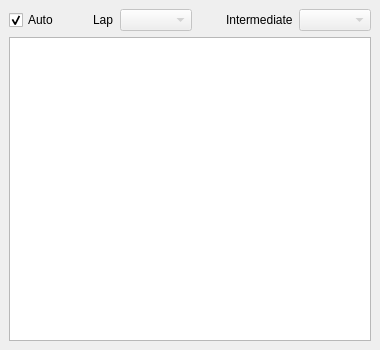
Before: the Qt Designer form src/forse/race_info/TelemetryDock.ui in Pesa/forse, drawn with Qt 5.
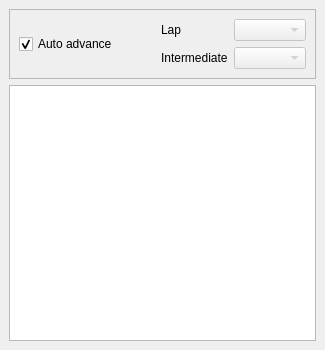
After: the same form once the commit is applied.

Commit message: [race_info] Slightly improved UI layout.

```diff
--- a/src/forse/race_info/TelemetryDock.ui
+++ b/src/forse/race_info/TelemetryDock.ui
@@ -6,7 +6,7 @@
    <rect>
     <x>0</x>
     <y>0</y>
-    <width>380</width>
+    <width>325</width>
     <height>350</height>
    </rect>
   </property>
@@ -19,11 +19,18 @@
   <widget class="QWidget" name="dockWidgetContents">
    <layout class="QVBoxLayout" name="verticalLayout">
     <item>
+     <widget class="QFrame" name="frame">
+      <property name="frameShape">
+       <enum>QFrame::StyledPanel</enum>
+      </property>
+      <property name="frameShadow">
+       <enum>QFrame::Sunken</enum>
+      </property>
      <layout class="QHBoxLayout" name="horizontalLayout">
       <item>
        <widget class="QCheckBox" name="autoCheckBox">
         <property name="text">
-         <string>Auto</string>
+          <string>Auto advance</string>
         </property>
         <property name="checked">
          <bool>true</bool>
@@ -47,40 +54,29 @@
        </spacer>
       </item>
       <item>
+        <layout class="QFormLayout" name="formLayout">
+         <item row="0" column="0">
        <widget class="QLabel" name="label">
         <property name="text">
          <string>Lap</string>
         </property>
        </widget>
       </item>
-      <item>
+         <item row="0" column="1">
        <widget class="QComboBox" name="lapComboBox">
         <property name="enabled">
          <bool>false</bool>
         </property>
        </widget>
       </item>
-      <item>
-       <spacer name="horizontalSpacer">
-        <property name="orientation">
-         <enum>Qt::Horizontal</enum>
-        </property>
-        <property name="sizeHint" stdset="0">
-         <size>
-          <width>20</width>
-          <height>20</height>
-         </size>
-        </property>
-       </spacer>
-      </item>
-      <item>
+         <item row="1" column="0">
        <widget class="QLabel" name="label_2">
         <property name="text">
          <string>Intermediate</string>
         </property>
        </widget>
       </item>
-      <item>
+         <item row="1" column="1">
        <widget class="QComboBox" name="intermediateComboBox">
         <property name="enabled">
          <bool>false</bool>
@@ -89,6 +85,9 @@
       </item>
      </layout>
     </item>
+      </layout>
+     </widget>
+    </item>
     <item>
      <widget class="QTableView" name="telemetryView">
       <property name="autoScroll">
```
Left out of the diff: 5 changed lines with no effect on the pictures. Lines whose indentation alone changed are shown as unchanged. The commit also changes 3 other files.
